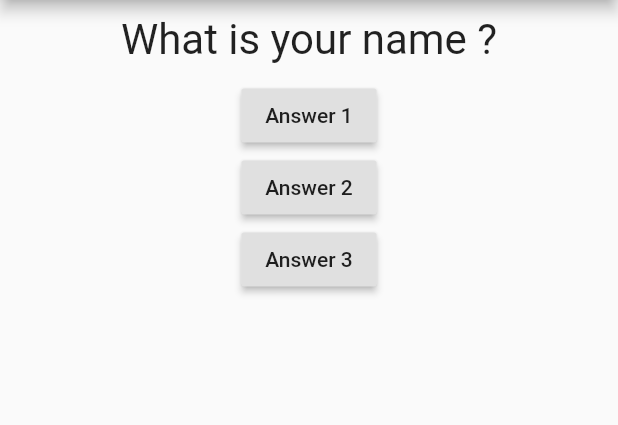
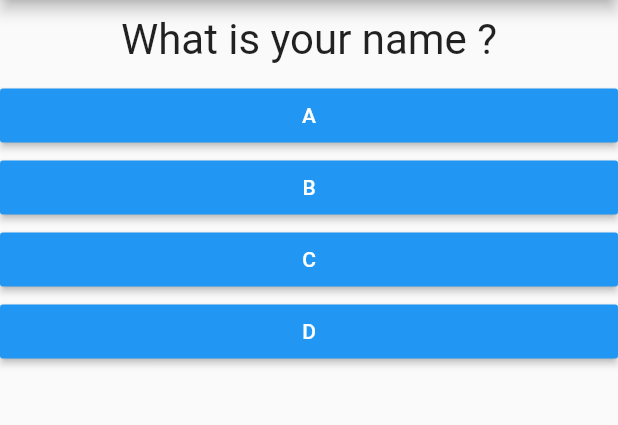
Before and after one commit to wulfnb/all-flutter-sample, a Flutter app: the screen it shows after launch, on a phone screen of 412 x 824 dp, the part 84-509 px from its top. Run offline on Flutter 3.47's test engine with Material 2 defaults, Android fonts, the phone set to English and light mode, and no system bars.

Commit message:
Answer from map

```diff
--- a/test_app/lib/answer.dart
+++ b/test_app/lib/answer.dart
@@ -5,16 +5,18 @@ import 'package:flutter/material.dart';
 class Answer extends StatelessWidget {
 
   final Function selectHandler;
+  final String answerText;
 
-  Answer(this.selectHandler);
+  Answer(this.selectHandler, this.answerText);
 
   @override
   Widget build(BuildContext context) {
     return Container(
       width: double.infinity,
       child: RaisedButton(
-        child: Text("Answer 1"),
+        child: Text(answerText),
         color: Colors.blue,
+        textColor: Colors.white,
         onPressed: () => {selectHandler()}),
     );
   }
--- a/test_app/lib/main.dart
+++ b/test_app/lib/main.dart
@@ -1,7 +1,8 @@
 import 'package:flutter/material.dart';
 
+import './question.dart';
+import './answer.dart';
 
-import './question.dart';
 // void main() {
 //   runApp(MyApp());
 // }
@@ -9,7 +10,6 @@ import './question.dart';
 void main() => runApp(MyApp());
 
 class MyApp extends StatefulWidget {
-
   @override
   _MyAppState createState() => _MyAppState();
 }
@@ -17,7 +17,7 @@ class MyApp extends StatefulWidget {
 class _MyAppState extends State<MyApp> {
   var _questionSelected = 0;
 
-  void _answerQuestion(){
+  void _answerQuestion() {
     setState(() {
       _questionSelected = _questionSelected + 1;
     });
@@ -27,8 +27,14 @@ class _MyAppState extends State<MyApp> {
   @override
   Widget build(BuildContext context) {
     var questions = [
-      "What is your name ?",
-      "What is your favourive colour ?"
+      {
+        "questionText": "What is your name ?",
+        "answers": ["A", "B", "C", "D"]
+      },
+      {
+        "questionText": "What is your favourive colour ?",
+        "answers": ["Red", "Green", "Blue"]
+      },
     ];
     return MaterialApp(
         home: Scaffold(
@@ -37,10 +43,10 @@ class _MyAppState extends State<MyApp> {
       ),
       body: Column(
         children: [
-              Question(questions.elementAt(_questionSelected)),
-              RaisedButton(child: Text("Answer 1"), onPressed: _answerQuestion,),
-              RaisedButton(child: Text("Answer 2"), onPressed: _answerQuestion,),
-              RaisedButton(child: Text("Answer 3"), onPressed: _answerQuestion,)
+          Question(questions[_questionSelected]['questionText'].toString()),
+          ...(questions[_questionSelected]['answers'] as List<String>).map((answer) {
+            return Answer(_answerQuestion, answer);
+          }).toList()
         ],
       ),
     ));
```
Lines whose indentation alone changed are shown as unchanged.
